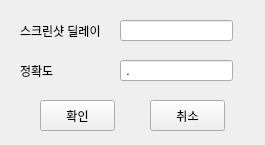
The window that UI/Config.ui (Blackwolf7704/CCTV-Project) describes before a commit, drawn with Qt 5.
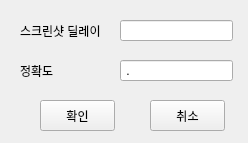
The same window after the commit.

```diff
--- a/UI/Config.ui
+++ b/UI/Config.ui
@@ -6,10 +6,22 @@
    <rect>
     <x>0</x>
     <y>0</y>
-    <width>265</width>
-    <height>145</height>
+    <width>248</width>
+    <height>143</height>
    </rect>
   </property>
+  <property name="sizePolicy">
+   <sizepolicy hsizetype="Preferred" vsizetype="Preferred">
+    <horstretch>1</horstretch>
+    <verstretch>1</verstretch>
+   </sizepolicy>
+  </property>
+  <property name="maximumSize">
+   <size>
+    <width>248</width>
+    <height>143</height>
+   </size>
+  </property>
   <property name="windowTitle">
    <string>Form</string>
   </property>
```
